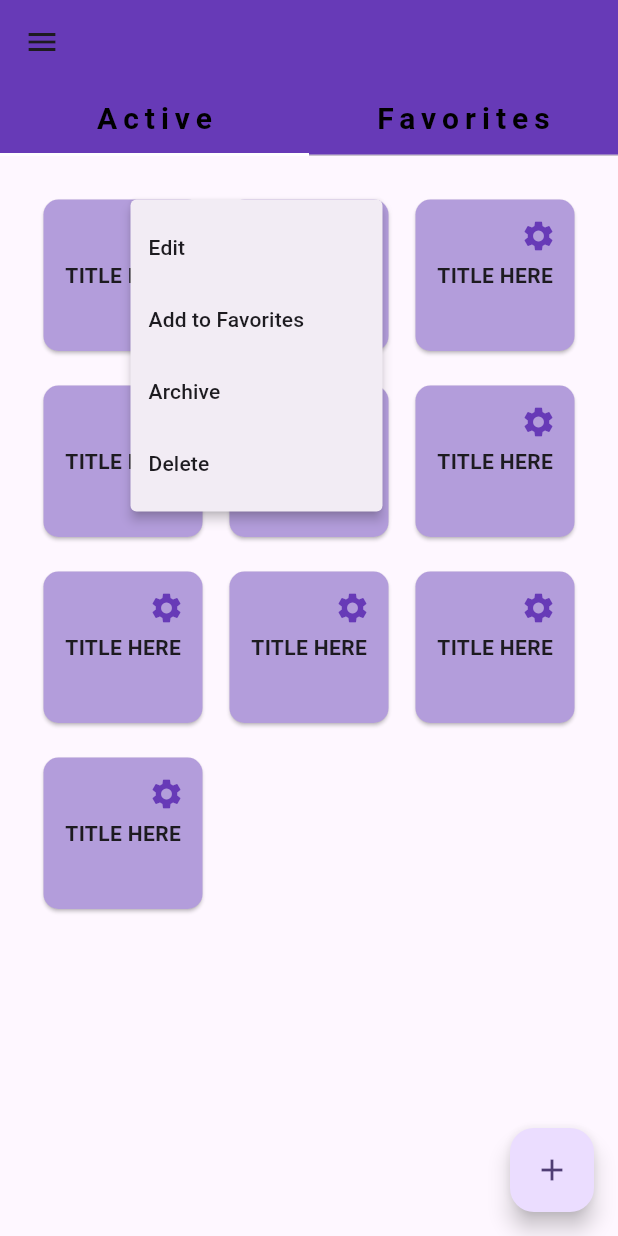
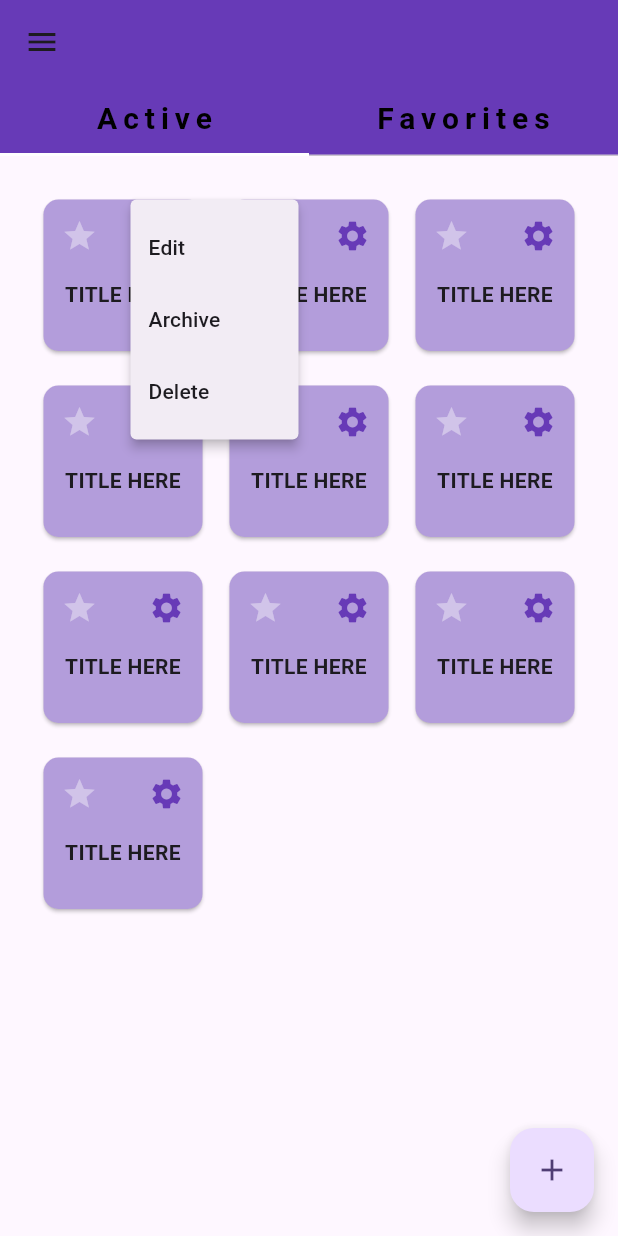
Before and after one commit to allen-codes/Todo-App, a Flutter app: the screen it shows after launch, after a tap on the "settings" icon, on a phone screen of 412 x 824 dp. Run offline on Flutter 3.47's test engine with Material 2 defaults, Android fonts, the phone set to English and light mode, and no system bars; our stand-ins replace firebase_core; accounts and stored records are empty.

```diff
--- a/lib/custom-widgets/todo_folder.dart
+++ b/lib/custom-widgets/todo_folder.dart
@@ -8,6 +8,8 @@ class TodoFolder extends StatefulWidget {
 }
 
 class _TodoFolderState extends State<TodoFolder> {
+  Color favoritesColor = Colors.deepPurple.shade100;
+
   @override
   Widget build(BuildContext context) {
     return Container(
@@ -20,7 +22,21 @@ class _TodoFolderState extends State<TodoFolder> {
             Radius.circular(10),
           ),
         ),
-        child: Stack(children: [
+        child: Column(children: [
+          Row(
+            mainAxisAlignment: MainAxisAlignment.spaceBetween,
+            children: [
+              Align(alignment: Alignment.topLeft, child: IconButton(onPressed: () {
+            if (favoritesColor == Colors.deepPurple.shade100) {
+              setState(() {
+                favoritesColor = Colors.deepPurple;
+              });
+            } else {
+              setState(() {
+                favoritesColor = Colors.deepPurple.shade100;
+              });
+            }
+          }, icon: Icon(Icons.star, color: favoritesColor,)),),
           Align(
             alignment: Alignment.topRight,
             child: PopupMenuButton(
@@ -35,8 +51,6 @@ class _TodoFolderState extends State<TodoFolder> {
                       child: Text("Edit"),
                     ),
                     const PopupMenuItem(
-                        value: "favorites", child: Text("Add to Favorites")),
-                    const PopupMenuItem(
                       value: "archive",
                       child: Text("Archive"),
                     ),
@@ -47,12 +61,20 @@ class _TodoFolderState extends State<TodoFolder> {
                   ];
                 }),
           ),
-          const Align(
-            alignment: Alignment.center,
-            child: Text(
-              "TITLE HERE",
-              style: TextStyle(
-                fontWeight: FontWeight.bold,
+            ],
+          ),
+          Container(
+            padding: EdgeInsets.all(5),
+            child: const Align(
+              alignment: Alignment.center,
+              child: Text(
+                "TITLE HERE",
+                overflow: TextOverflow.ellipsis,
+                maxLines: 3,
+                textAlign: TextAlign.center,
+                style: TextStyle(
+                  fontWeight: FontWeight.bold,
+                ),
               ),
             ),
           ),
--- a/lib/main.dart
+++ b/lib/main.dart
@@ -5,7 +5,7 @@ import 'package:todo_app/screens/create_todo.dart';
 import 'package:todo_app/screens/edit_todo.dart';
 import 'package:todo_app/screens/homepage.dart';
 import 'package:todo_app/screens/signin.dart';
-import 'package:todo_app/screens/upcomingtasks.dart';
+import 'package:todo_app/screens/todos.dart';
 
 void main() async {
   runApp(
@@ -39,7 +39,7 @@ class MyApp extends StatelessWidget {
           "/homepage": (context) => const HomePage(),
           "/create-todo": (context) => const CreateToDo(),
           "/edit-todo": (context) => const EditTodo(),
-          "/upcoming-tasks": (context) => const UpcomingTasks(),
+          "/todos": (context) => const Todos(),
         });
   }
 }
```
Also changed, not shown: lib/screens/todos.dart (renamed from lib/screens/upcomingtasks.dart, +6 -5 lines).
